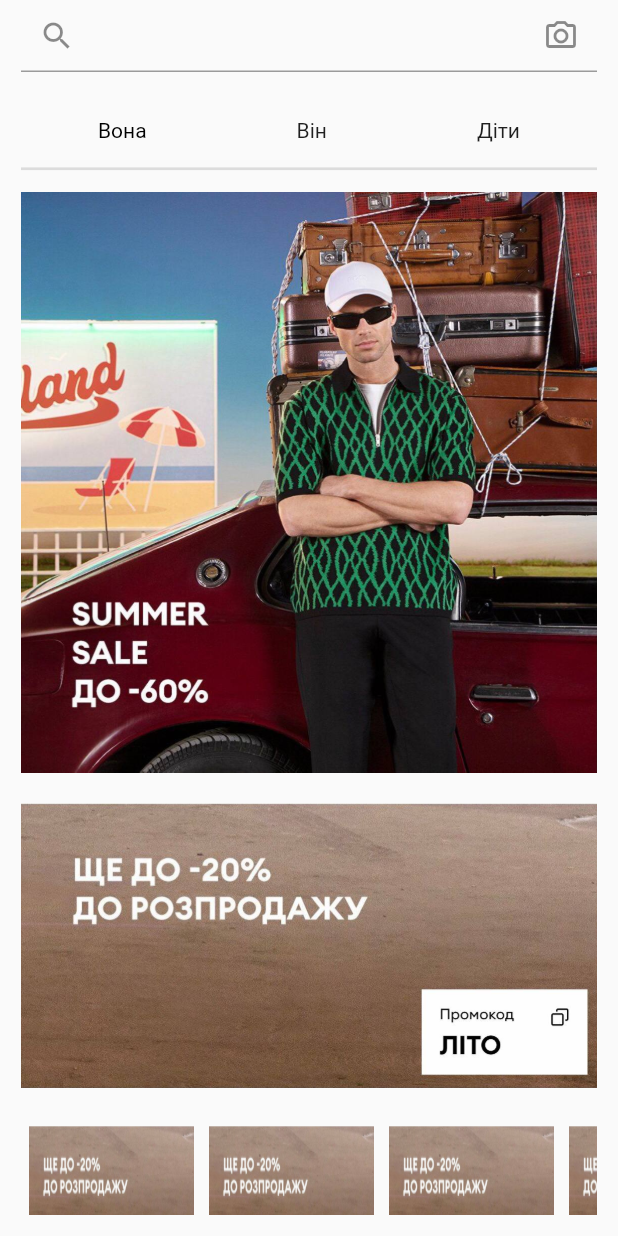
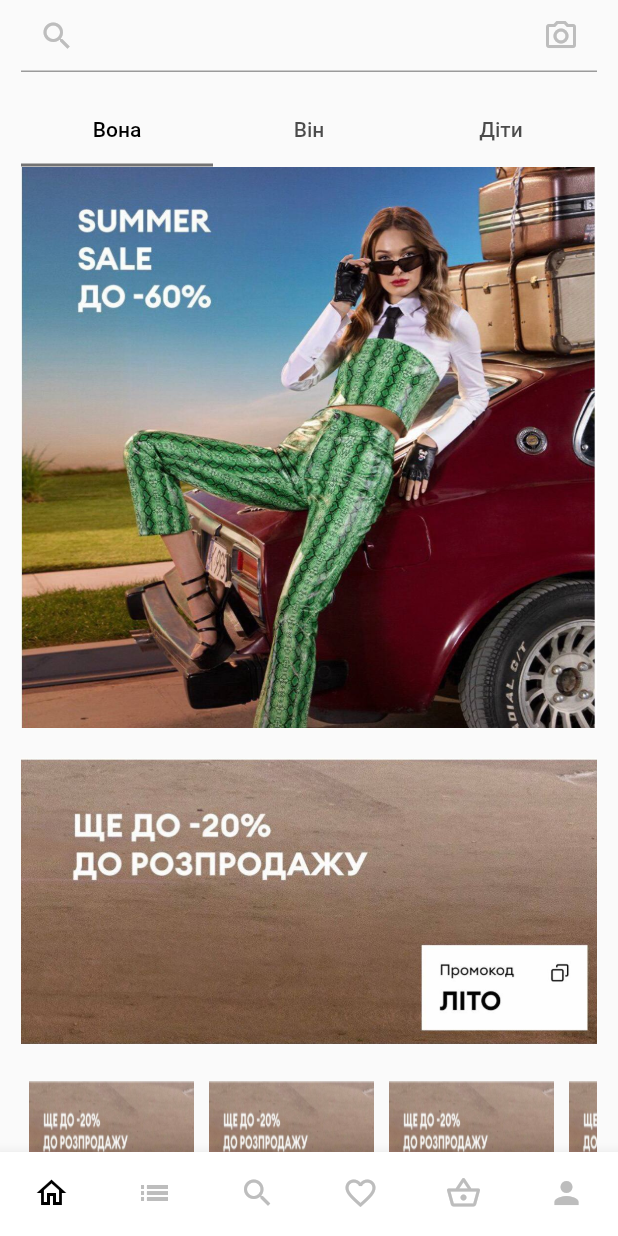
Before and after one commit to OleksandrGai/flutter_shop, a Flutter app: the screen it shows after launch, on a phone screen of 412 x 824 dp. Run offline on Flutter 3.47's test engine with Material 2 defaults, Android fonts, the phone set to English and light mode, and no system bars; Roboto replaces fonts that are missing (Gill Sans).

Commit message:
made some improvements

```diff
--- /dev/null
+++ b/lib/navigation/navigation_bar.dart
@@ -0,0 +1,58 @@
+import 'package:flutter/material.dart';
+
+class MainBottomBarNavigation extends StatefulWidget {
+  const MainBottomBarNavigation({super.key});
+
+  @override
+  State<MainBottomBarNavigation> createState() =>
+      _MainBottomBarNavigationState();
+}
+
+class _MainBottomBarNavigationState extends State<MainBottomBarNavigation> {
+  var _initialIndex = 0;
+  final _mainScreens = const <BottomNavigationBarItem>[
+    BottomNavigationBarItem(
+      icon: Icon(Icons.home_outlined),
+      label: '1',
+    ),
+    BottomNavigationBarItem(
+      icon: Icon(Icons.list_outlined),
+      label: '1',
+    ),
+    BottomNavigationBarItem(
+      icon: Icon(Icons.search_outlined),
+      label: '1',
+    ),
+    BottomNavigationBarItem(
+      icon: Icon(Icons.favorite_border_outlined),
+      label: '1',
+    ),
+    BottomNavigationBarItem(
+      icon: Icon(Icons.shopping_basket_outlined),
+      label: '1',
+    ),
+    BottomNavigationBarItem(
+      icon: Icon(Icons.person,),
+      label: '1',
+    ),
+  ];
+
+  void _indexNavigation(int tabIndex) {
+    if (_initialIndex == tabIndex) return;
+    setState(() {
+      _initialIndex = tabIndex;
+    });
+  }
+
+  @override
+  Widget build(BuildContext context) {
+    return BottomNavigationBar(
+      type: BottomNavigationBarType.fixed,
+      showSelectedLabels: false,
+      showUnselectedLabels: false,
+      items: _mainScreens,
+      currentIndex: _initialIndex,
+      onTap: _indexNavigation,
+    );
+  }
+}
--- /dev/null
+++ b/lib/navigation/navigation_routs.dart
@@ -0,0 +1,25 @@
+import 'package:flutter/material.dart';
+import 'package:flutter_shop_app/screenc/home_screen_directory/home_screen.dart';
+
+import '../screenc/home_screen_directory/woman_home_screen.dart';
+
+class NavigationRouts extends StatelessWidget {
+  const NavigationRouts({super.key});
+
+  @override
+  Widget build(BuildContext context) {
+    return MaterialApp(
+      initialRoute: '/mainhome',
+      routes: {
+        '/mainhome': (context) => HomeScreen(),
+       // '/woman' : (context) => WomenHomeScreen(),
+
+        // '/maincategories' : (context) => CategoriesScreen(),
+        // '/mainsearch' : (context) => SearchScreen(),
+        // '/mainfavorites' : (context) => FavoritesScreen(),
+        // '/mainbasket' : (context) => BasketScreen(),
+        // '/mainprofile' : (context) => BasketScreen(),
+      },
+    );
+  }
+}
--- a/lib/screenc/home_screen_directory/home_screen.dart
+++ b/lib/screenc/home_screen_directory/home_screen.dart
@@ -2,13 +2,14 @@ import 'package:flutter/material.dart';
 import 'package:flutter_shop_app/screenc/home_screen_directory/woman_home_screen.dart';
 import 'package:provider/provider.dart';
 
+import '../../navigation/navigation_bar.dart';
 import '../../theme/theme_notifier.dart';
 
 import '../../widgets/home_screen_widgets/text_field.dart';
-import '../../widgets/home_screen_widgets/toggle_buttons.dart';
+import '../../widgets/home_screen_widgets/sex_tab_bar.dart';
 
 class HomeScreen extends StatelessWidget {
-  HomeScreen({super.key});
+  const HomeScreen({super.key});
 
   @override
   Widget build(BuildContext context) {
@@ -16,7 +17,8 @@ class HomeScreen extends StatelessWidget {
       builder: (context, value, child) {
         return MaterialApp(
           theme: value.getTheme,
-          home: const Scaffold(
+          home: Scaffold(
+              bottomNavigationBar: MainBottomBarNavigation(),
               body: SafeArea(
                 child: Column(
                   children: [
@@ -24,19 +26,10 @@ class HomeScreen extends StatelessWidget {
                       padding: EdgeInsets.only(left: 14, right: 14),
                       child: HomeTextFieldWidget(),
                     ),
-                SexToggleButtons(),
                     Padding(
                       padding: EdgeInsets.only(left: 14, right: 14),
-                  child: Divider(
-                    height: 3,
-                    thickness: 1.8,
+                      child: SexTabBar(),
                     ),
-                ),
-                Flexible(
-                    child: Padding(
-                  padding: EdgeInsets.all(14),
-                  child: WomenHomeScreen(),
-                )),
                   ],
                 ),
               )),
--- a/lib/screenc/home_screen_directory/woman_home_screen.dart
+++ b/lib/screenc/home_screen_directory/woman_home_screen.dart
@@ -1,4 +1,3 @@
-import 'package:flutter/cupertino.dart';
 import 'package:flutter/material.dart';
 
 import '../../widgets/home_screen_widgets/brands_grid_widget.dart';
@@ -12,7 +11,7 @@ class WomenHomeScreen extends StatelessWidget {
     return ListView(
       shrinkWrap: true,
       children: [
-        Image.asset('lib/images/first.jpeg'),
+        Image.asset('lib/images/woman.jpeg'),
         const SizedBox(
           height: 20,
         ),
@@ -21,9 +20,12 @@ class WomenHomeScreen extends StatelessWidget {
           height: 20,
         ),
         ContainerProductsList(),
-        const Text(
+        const SizedBox(
+          height: 10,
+        ),
+        Text(
           'Рекомендовані бренди',
-          style: TextStyle(fontSize: 12, fontWeight: FontWeight.bold),
+          style:  Theme.of(context).textTheme.titleLarge,
         ),
         const SizedBox(
           height: 10,
--- a/lib/theme/theme_constants.dart
+++ b/lib/theme/theme_constants.dart
@@ -1,13 +1,39 @@
 import 'package:flutter/material.dart';
 
 ThemeData light = ThemeData(
+  focusColor: Colors.black,
   brightness: Brightness.light,
-  colorScheme: ColorScheme.light(
-    background: Colors.grey.shade200,
-    primary: Colors.black,
-    secondary: Colors.grey.shade200,
+  primaryColor: Colors.black,
+  hintColor: Colors.black,
+  fontFamily: 'Gill Sans',
+  splashColor: Colors.transparent,
+  bottomNavigationBarTheme: BottomNavigationBarThemeData(
+    backgroundColor: Colors.white,
+    selectedItemColor: Colors.black,
+    unselectedItemColor: Colors.grey.shade400,
+  ),
+  textTheme: const TextTheme(
+    displayLarge: TextStyle(
+        fontWeight: FontWeight.bold, fontSize: 25, color: Colors.black),
+    displayMedium: TextStyle(
+        fontWeight: FontWeight.bold, fontSize: 15, color: Colors.black),
+    displaySmall: TextStyle(fontSize: 12, color: Colors.black),
+  ),
+  buttonTheme: ButtonThemeData(
+    focusColor: Colors.black,
+    disabledColor: Colors.grey.shade400,
+  ),
+  inputDecorationTheme: InputDecorationTheme(
+    iconColor: Colors.black,
+    focusColor: Colors.grey.shade400,
+    focusedBorder: UnderlineInputBorder(
+      borderSide: BorderSide(
+        color: Colors.grey.shade400,
+      ),
+    ),
   ),
 );
+
 ThemeData dark = ThemeData(
     brightness: Brightness.dark,
     colorScheme: ColorScheme.dark(
--- a/lib/widgets/home_screen_widgets/container_of_products_for_sex.dart
+++ b/lib/widgets/home_screen_widgets/container_of_products_for_sex.dart
@@ -1,13 +1,8 @@
 import 'package:flutter/material.dart';
 
-class ContainerProductsList extends StatefulWidget {
+class ContainerProductsList extends StatelessWidget {
   const ContainerProductsList({super.key});
 
-  @override
-  State<ContainerProductsList> createState() => _ContainerProductsListState();
-}
-
-class _ContainerProductsListState extends State<ContainerProductsList> {
   @override
   Widget build(BuildContext context) {
     return Container(
@@ -33,11 +28,9 @@ class _ContainerProductsListState extends State<ContainerProductsList> {
                   ),
                   Text(
                     'Назва продкуту',
-                    style: TextStyle(fontSize: 8, fontWeight: FontWeight.bold),
+                    style: Theme.of(context).textTheme.bodyMedium,
                   ),
-                  Text('Ціна',
-                      style:
-                          TextStyle(fontSize: 8, fontWeight: FontWeight.bold)),
+                  Text('Ціна', style: Theme.of(context).textTheme.bodySmall),
                 ],
               ),
             );
--- /dev/null
+++ b/lib/widgets/home_screen_widgets/sex_tab_bar.dart
@@ -0,0 +1,121 @@
+import 'package:flutter/material.dart';
+import 'package:flutter_shop_app/screenc/home_screen_directory/children_home_screen.dart';
+import 'package:flutter_shop_app/screenc/home_screen_directory/man_home_screen.dart';
+import 'package:flutter_shop_app/screenc/home_screen_directory/woman_home_screen.dart';
+
+// class SexToggleButtons extends StatefulWidget {
+//   const SexToggleButtons({super.key});
+//
+//   @override
+//   State<SexToggleButtons> createState() => _SexToggleButtonsState();
+// }
+//
+// class _SexToggleButtonsState extends State<SexToggleButtons> {
+//   List<bool> _isSelected = [true, false, false];
+//
+//   void _sexSwitch(int newIndex) {
+//     setState(() {
+//       for (var index = 0; index < _isSelected.length; index++) {
+//         if (index == newIndex) {
+//           _isSelected[index] = true;
+//         } else {
+//           _isSelected[index] = false;
+//         }
+//       }
+//     });
+//   }
+//
+//   @override
+//   Widget build(BuildContext context) {
+//     return ToggleButtons(
+//       children: [
+//         Padding(
+//           padding: EdgeInsets.only(left: 40.0, right: 50.0),
+//           child: Text('Вона'),
+//         ),
+//         Padding(
+//           padding: EdgeInsets.only(left: 50.0, right: 50.0),
+//           child: Text('Він'),
+//         ),
+//         Padding(
+//           padding: EdgeInsets.only(left: 50.0, right: 40.0),
+//           child: Text('Діти'),
+//         ),
+//       ],
+//       splashColor: Colors.transparent,
+//       selectedColor: Theme.of(context).focusColor,
+//       color: Theme.of(context).disabledColor,
+//       renderBorder: false,
+//       fillColor: Colors.transparent,
+//       isSelected: _isSelected,
+//       onPressed: _sexSwitch,
+//     );
+//   }
+// }
+
+class SexTabBar extends StatefulWidget {
+  SexTabBar({super.key});
+
+  @override
+  State<SexTabBar> createState() => _SexTabBarState();
+}
+
+class _SexTabBarState extends State<SexTabBar> with TickerProviderStateMixin {
+  int _selectedIndex = 0;
+
+  void _tabChanged(int tabIndex) {
+    _selectedIndex = tabIndex;
+  }
+
+  Widget _showSelectedWidget() {
+    var _selectedWidget;
+    switch (_selectedIndex) {
+      case 0:
+        _selectedWidget = WomenHomeScreen();
+        break;
+      case 1:
+        _selectedWidget = ManHomeScreen();
+        break;
+      case 2:
+        _selectedWidget = ChildrenHomeScreen();
+        break;
+    }
+    return _selectedWidget;
+  }
+  late final TabController _tabController;
+
+  @override
+  void initState() {
+    super.initState();
+    _tabController = TabController(length: 3, vsync: this);
+  }
+
+  @override
+  void dispose() {
+    _tabController.dispose();
+    super.dispose();
+  }
+  @override
+  Widget build(BuildContext context) {
+
+    return Column(
+      children: [
+        TabBar(
+          dividerColor: Theme.of(context).unselectedWidgetColor,
+          labelColor: Theme.of(context).primaryColor,
+          tabs: _tabs,
+          controller: _tabController,
+          indicatorColor: Theme.of(context).unselectedWidgetColor,
+          onTap: _tabChanged,
+        ),
+        _showSelectedWidget(),
+      ],
+    );
+  }
+}
+
+List<Widget> _tabs = [
+  Tab(text: 'Вона'),
+  Tab(text: 'Він'),
+  Tab(text: 'Діти'),
+];
--- a/lib/widgets/home_screen_widgets/text_field.dart
+++ b/lib/widgets/home_screen_widgets/text_field.dart
@@ -1,13 +1,8 @@
 import 'package:flutter/material.dart';
-import 'package:flutter_shop_app/widgets/home_screen_widgets/toggle_buttons.dart';
-
 import '../../model/test_data.dart';
 import '../../networking/products_api.dart';
-import '../../screenc/home_screen_directory/woman_home_screen.dart';
-
 class HomeTextFieldWidget extends StatefulWidget {
   const HomeTextFieldWidget({super.key});
-
   @override
   State<HomeTextFieldWidget> createState() => _HomeTextFieldWidgetState();
 }
@@ -40,10 +35,10 @@ class _HomeTextFieldWidgetState extends State<HomeTextFieldWidget> {
         TextField(
           controller: _controller,
           onChanged: updateList,
-          decoration: const InputDecoration(
-              prefixIcon: Icon(Icons.search_outlined),
-              suffixIcon: Icon(Icons.camera_alt_outlined)),
-        ),
+          decoration:  InputDecoration(
+              prefixIcon: Icon(Icons.search_outlined,color: Theme.of(context).inputDecorationTheme.focusColor,),
+              suffixIcon: Icon(Icons.camera_alt_outlined,color: Theme.of(context).inputDecorationTheme.focusColor),),
+       cursorColor: Colors.grey.shade400 ),
         const SizedBox(
           height: 15,
         ),
--- a/lib/widgets/home_screen_widgets/toggle_buttons.dart
+++ /dev/null
@@ -1,49 +0,0 @@
-import 'package:flutter/material.dart';
-
-class SexToggleButtons extends StatefulWidget {
-  const SexToggleButtons({super.key});
-
-  @override
-  State<SexToggleButtons> createState() => _SexToggleButtonsState();
-}
-
-class _SexToggleButtonsState extends State<SexToggleButtons> {
-  List<bool> _isSelected = [true, false, false];
-
-  void _sexSwitch(int newIndex) {
-    setState(() {
-      for (var index = 0; index < _isSelected.length; index++) {
-        if (index == newIndex) {
-          _isSelected[index] = true;
-        } else {
-          _isSelected[index] = false;
-        }
-      }
-    });
-  }
-
-  @override
-  Widget build(BuildContext context) {
-    return ToggleButtons(
-      children: [
-        Padding(
-          padding: EdgeInsets.only(left: 40.0, right: 50.0),
-          child: Text('Вона'),
-        ),
-        Padding(
-          padding: EdgeInsets.only(left: 50.0, right: 50.0),
-          child: Text('Він'),
-        ),
-        Padding(
-          padding: EdgeInsets.only(left: 50.0, right: 40.0),
-          child: Text('Діти'),
-        ),
-      ],
-      splashColor: Colors.grey.shade200,
-      renderBorder: false,
-      fillColor: Colors.transparent,
-      isSelected: _isSelected,
-      onPressed: _sexSwitch,
-    );
-  }
-}
```
Also changed, not shown: lib/main.dart (+27 -27 lines), lib/screenc/home_screen_directory/children_home_screen.dart (+46 -8 lines), lib/screenc/home_screen_directory/man_home_screen.dart (+46 -0 lines), lib/images/child.jpeg (added), lib/images/woman.jpeg (added). Lines whose indentation alone changed are shown as unchanged.
